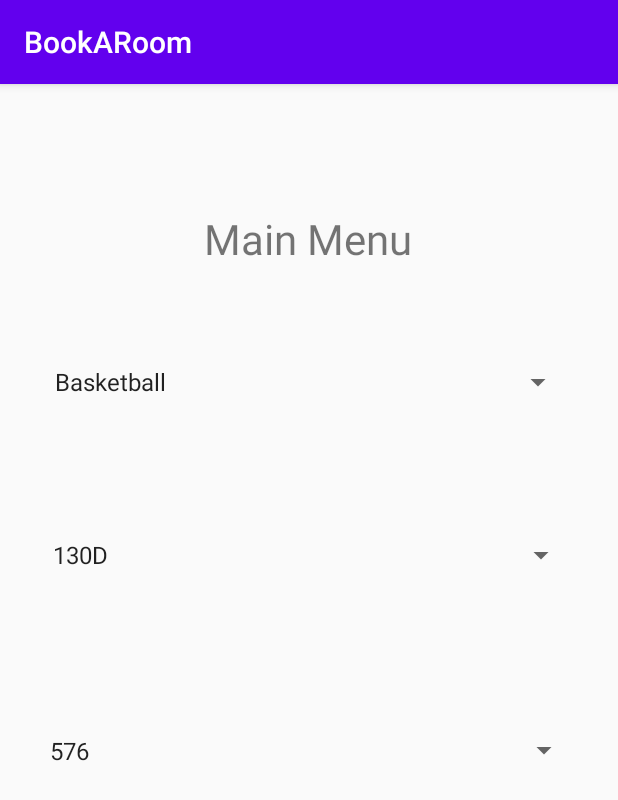
After one commit to yogiduzit/BookARoom, an Android app: the ViewBookings screen opened directly, with no data from a screen before it, on a phone screen of 412 x 824 dp. The commit adds this screen. Shown: the top 800 px of the screen. Run offline under Robolectric (Android 15) with nearby library versions, the phone set to English and light mode, and no system bars.

Commit message:
basic main-menu done

```diff
--- a/app/src/main/AndroidManifest.xml
+++ b/app/src/main/AndroidManifest.xml
@@ -9,6 +9,9 @@
         android:roundIcon="@mipmap/ic_launcher_round"
         android:supportsRtl="true"
         android:theme="@style/AppTheme">
+        <activity
+            android:name=".ViewBookings"
+            android:exported="true" />
         <activity android:name=".MainActivity">
             <intent-filter>
                 <action android:name="android.intent.action.MAIN" />
--- /dev/null
+++ b/app/src/main/java/com/example/bookaroom/ViewBookings.java
@@ -0,0 +1,86 @@
+package com.example.bookaroom;
+
+import android.os.Bundle;
+import android.view.View;
+import android.widget.AdapterView;
+import android.widget.ArrayAdapter;
+import android.widget.Spinner;
+
+import java.util.ArrayList;
+import java.util.List;
+
+
+public class ViewBookings extends MainActivity {
+    private Spinner recreationalDropdown;
+    private Spinner libraryDropdown;
+    private Spinner downtownDropdown;
+    @Override
+    protected void onCreate(Bundle savedInstanceState) {
+        super.onCreate(savedInstanceState);
+        setContentView(R.layout.activity_view_bookings);
+        addItemsToRecreationalSpinner();
+        addItemsToLibrarySpinner();
+        addItemsToDowntownSpinner();
+    }
+
+
+    public void addItemsToRecreationalSpinner(){
+        recreationalDropdown = (Spinner)findViewById(R.id.recreational_spinner);
+        List<String> list = new ArrayList<String>();
+        list.add(getString(R.string.basketball));
+        list.add(getString(R.string.badminton));
+        list.add(getString(R.string.gym));
+        ArrayAdapter<String> adapter = new ArrayAdapter<String>(this,
+                android.R.layout.simple_spinner_item, list);
+        adapter.setDropDownViewResource(android.R.layout.simple_spinner_dropdown_item);
+        recreationalDropdown.setAdapter(adapter);
+    }
+
+    public void addItemsToLibrarySpinner(){
+        libraryDropdown = (Spinner)findViewById(R.id.library_spinner);
+        List<String> list = new ArrayList<String>();
+        list.add("130D");
+        list.add("130E");
+        list.add("130F");
+        list.add("130G");
+        list.add("130H");
+        list.add("130I");
+        list.add("137");
+        list.add("138");
+        list.add("139");
+        list.add("140");
+        list.add("141");
+        list.add("250A");
+        list.add("250B");
+        list.add("250C");
+        ArrayAdapter<String> adapter = new ArrayAdapter<String>(this,
+                android.R.layout.simple_spinner_item, list);
+        adapter.setDropDownViewResource(android.R.layout.simple_spinner_dropdown_item);
+        libraryDropdown.setAdapter(adapter);
+    }
+
+    public void addItemsToDowntownSpinner(){
+        downtownDropdown = (Spinner)findViewById(R.id.downtown_spinner);
+        List<String> list = new ArrayList<String>();
+        list.add("576");
+        list.add("582");
+        list.add("583");
+        list.add("586");
+        list.add("587");
+        list.add("666");
+        list.add("667");
+        list.add("668");
+        ArrayAdapter<String> adapter = new ArrayAdapter<String>(this,
+                android.R.layout.simple_spinner_item, list);
+        adapter.setDropDownViewResource(android.R.layout.simple_spinner_dropdown_item);
+        downtownDropdown.setAdapter(adapter);
+    }
+
+    public void onItemSelected(AdapterView<?> parent, View view, int position, long id){
+        parent.getItemAtPosition(position);
+    }
+
+    public void onNothingSelected(AdapterView<?> parent){
+
+    }
+}
--- /dev/null
+++ b/app/src/main/res/layout/activity_view_bookings.xml
@@ -0,0 +1,62 @@
+<?xml version="1.0" encoding="utf-8"?>
+<androidx.constraintlayout.widget.ConstraintLayout xmlns:android="http://schemas.android.com/apk/res/android"
+    xmlns:app="http://schemas.android.com/apk/res-auto"
+    xmlns:tools="http://schemas.android.com/tools"
+    android:layout_width="match_parent"
+    android:layout_height="match_parent"
+    tools:context=".ViewBookings">
+
+    <TextView
+        android:id="@+id/main_menu_text"
+        android:layout_width="188dp"
+        android:layout_height="0dp"
+        android:layout_marginTop="84dp"
+        android:gravity="center"
+        android:singleLine="true"
+        android:text="@string/main_menu_name"
+        android:textSize="28sp"
+        app:layout_constraintEnd_toEndOf="parent"
+        app:layout_constraintHorizontal_bias="0.498"
+        app:layout_constraintStart_toStartOf="parent"
+        app:layout_constraintTop_toTopOf="parent" />
+
+    <Spinner
+            android:id="@+id/recreational_spinner"
+            android:layout_width="354dp"
+            android:layout_height="0dp"
+            android:layout_marginStart="1dp"
+            android:layout_marginTop="160dp"
+            android:layout_marginEnd="1dp"
+            android:layout_marginBottom="30dp"
+            app:layout_constraintBottom_toTopOf="@+id/library_spinner"
+            app:layout_constraintEnd_toEndOf="parent"
+            app:layout_constraintHorizontal_bias="0.49"
+            app:layout_constraintStart_toStartOf="parent"
+            app:layout_constraintTop_toTopOf="parent" />
+
+        <Spinner
+            android:id="@+id/library_spinner"
+            android:layout_width="0dp"
+            android:layout_height="0dp"
+            android:layout_marginStart="27dp"
+            android:layout_marginTop="267dp"
+            android:layout_marginEnd="27dp"
+            android:layout_marginBottom="37dp"
+            app:layout_constraintBottom_toTopOf="@+id/downtown_spinner"
+            app:layout_constraintEnd_toEndOf="parent"
+            app:layout_constraintStart_toStartOf="parent"
+            app:layout_constraintTop_toTopOf="parent" />
+
+        <Spinner
+            android:id="@+id/downtown_spinner"
+            android:layout_width="0dp"
+            android:layout_height="0dp"
+            android:layout_marginStart="25dp"
+            android:layout_marginEnd="25dp"
+            android:layout_marginBottom="277dp"
+            app:layout_constraintBottom_toBottomOf="parent"
+            app:layout_constraintEnd_toEndOf="parent"
+            app:layout_constraintStart_toStartOf="parent"
+            app:layout_constraintTop_toBottomOf="@+id/library_spinner" />
+
+</androidx.constraintlayout.widget.ConstraintLayout>
--- a/app/src/main/res/values/strings.xml
+++ b/app/src/main/res/values/strings.xml
@@ -1,3 +1,7 @@
 <resources>
     <string name="app_name">BookARoom</string>
+    <string name="main_menu_name">Main Menu</string>
+    <string name="basketball">Basketball</string>
+    <string name="badminton">Badminton</string>
+    <string name="gym">Gym</string>
 </resources>
```
